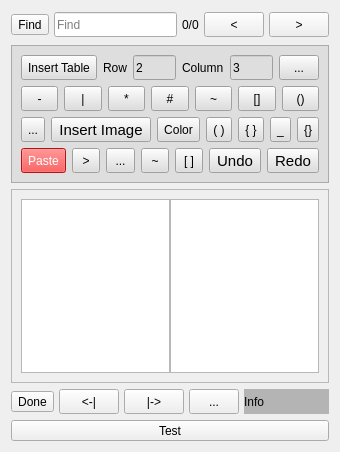
This is src/Notes.ui in ic005k/Knot-Legacy as Qt 5 draws it before an edit. The edited form follows.
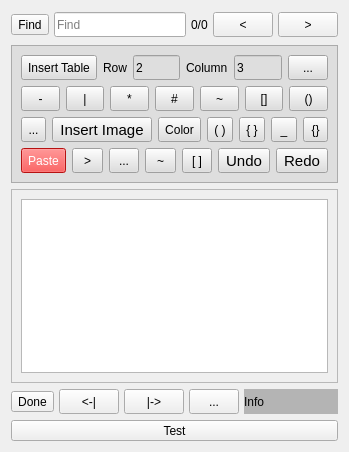
This is the edited form. Icons and pictures are not drawn.

Commit message: 优化了“关于”和“笔记”编辑界面元素

The edit to the form file:
```diff
--- a/src/Notes.ui
+++ b/src/Notes.ui
@@ -6,7 +6,7 @@
    <rect>
     <x>0</x>
     <y>0</y>
-    <width>292</width>
+    <width>349</width>
     <height>452</height>
    </rect>
   </property>
@@ -1018,13 +1018,6 @@
         <property name="spacing">
          <number>0</number>
         </property>
-        <item>
-         <widget class="QTextEdit" name="editLineSn">
-          <property name="acceptRichText">
-           <bool>false</bool>
-          </property>
-         </widget>
-        </item>
         <item>
          <widget class="QTextEdit" name="editSource"/>
         </item>
```
The commit also changes 6 other files.
